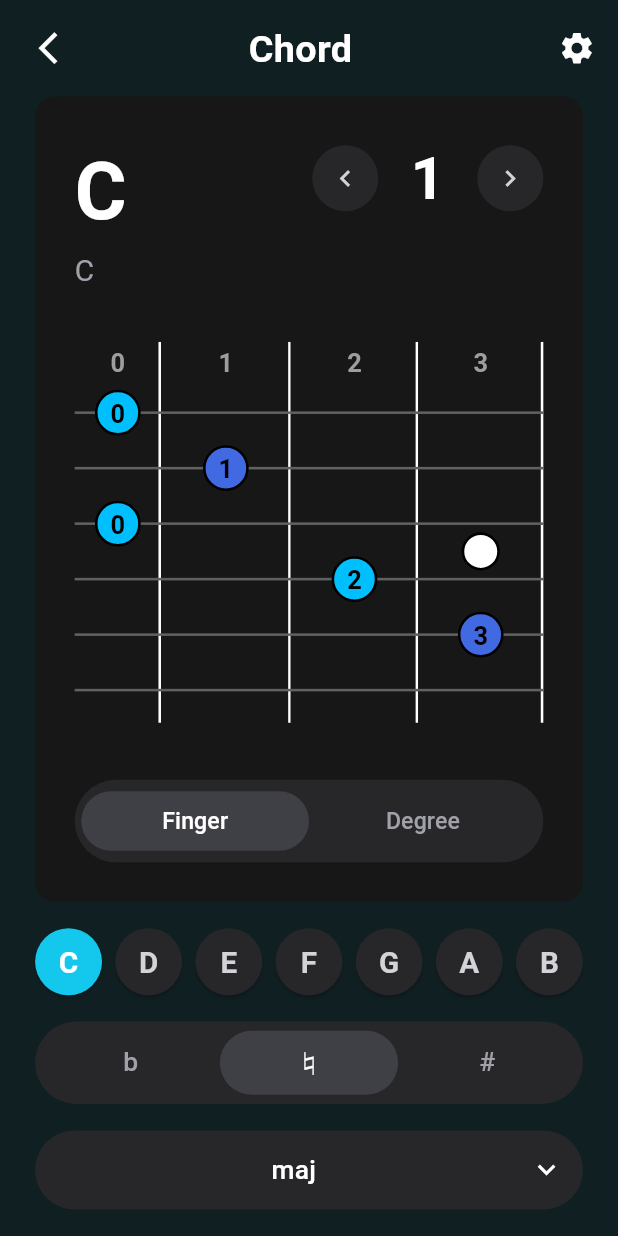
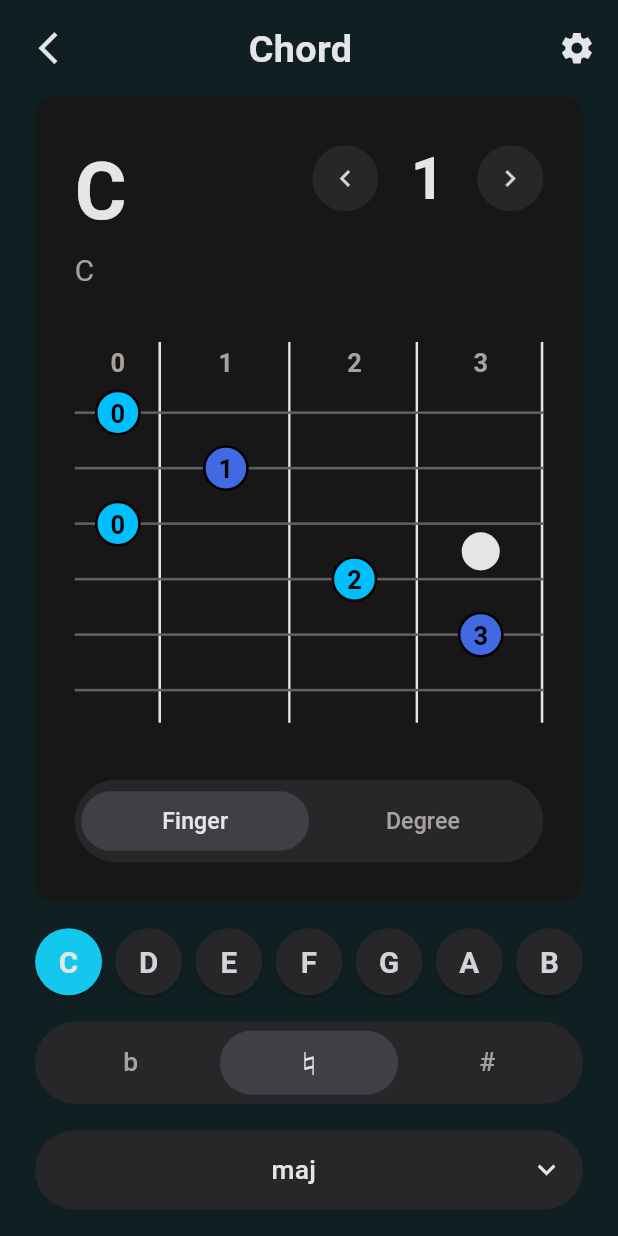
Before and after one commit to eun01210/Guitar_Helper, a Flutter app: the screen it shows after launch, after a tap on "Chord", on a phone screen of 412 x 824 dp. Run offline on Flutter 3.47's test engine with Material 3 defaults, Android fonts, the phone set to English and light mode, and no system bars; missing offline and left inert: dart:js_interop, metronome, pitch_detector_dart, record.

Commit message:
theme change developing

```diff
--- a/lib/main.dart
+++ b/lib/main.dart
@@ -1,5 +1,9 @@
 import 'package:flutter/material.dart';
 import 'package:guitar_helper/pages/title.dart';
+import 'package:guitar_helper/util/theme_color.dart';
+
+// 테마 상태 관리자 (앱 전체에서 접근, 기본값: 다크)
+final ValueNotifier<ThemeMode> themeNotifier = ValueNotifier(ThemeMode.dark);
 
 void main() {
   runApp(const MyApp());
@@ -10,12 +14,17 @@ class MyApp extends StatelessWidget {
 
   @override
   Widget build(BuildContext context) {
-    return MaterialApp(
-      title: 'Guitar Helper',
-      theme: ThemeData(
-        colorScheme: ColorScheme.fromSeed(seedColor: Colors.white),
-      ),
-      home: TitleScreen(),
+    return ValueListenableBuilder<ThemeMode>(
+      valueListenable: themeNotifier,
+      builder: (context, currentMode, child) {
+        return MaterialApp(
+          title: 'Guitar Helper',
+          themeMode: currentMode, // 현재 테마 모드 적용 (Light/Dark)
+          theme: lightColor(),
+          darkTheme: darkColor(),
+          home: TitleScreen(),
+        );
+      },
     );
   }
 }
--- a/lib/pages/designs/chord_view.dart
+++ b/lib/pages/designs/chord_view.dart
@@ -42,14 +42,15 @@ class ChordView extends StatelessWidget {
 
   @override
   Widget build(BuildContext context) {
-    const Color primaryColor = Color(0xFF13C8EC);
-    const Color backgroundDark = Color(0xFF101F22);
-    const Color cardBgColor = Color(0xFF171717);
-    const Color buttonBgColor = Color(0xFF27272A);
-    const Color buttonTextColor = Color(0xFFD4D4D8);
-    const Color textColor = Colors.white;
-    const Color subTextColor = Color(0xFFA1A1AA);
-    const Color inactiveToggleColor = Color(0xFF3F3F46);
+    final ColorScheme colorScheme = Theme.of(context).colorScheme;
+    final Color primaryColor = colorScheme.primary;
+    final Color backgroundColor = colorScheme.tertiary; // ChordView 배경
+    final Color cardBgColor = colorScheme.secondary; // 카드 배경
+    final Color buttonBgColor = colorScheme.secondaryContainer; // 버튼 배경
+    final Color buttonTextColor = colorScheme.outline; // 버튼 텍스트
+    final Color textColor = colorScheme.onSurface; // 기본 텍스트
+    final Color subTextColor = colorScheme.onSurfaceVariant; // 보조 텍스트
+    final Color toggleSelectedColor = colorScheme.outlineVariant; // 토글 선택 배경
 
     final List<String> rootNotes = ['C', 'D', 'E', 'F', 'G', 'A', 'B'];
     final List<String> accidentals = ['b', '♮', '#'];
@@ -68,14 +69,14 @@ class ChordView extends StatelessWidget {
     final double scaleFactor = (screenWidth / 360.0).clamp(0.8, 2.5);
 
     return Scaffold(
-      backgroundColor: backgroundDark,
+      backgroundColor: backgroundColor,
       extendBodyBehindAppBar: true,
       appBar: CustomAppBar(
         title: 'Chord',
         onBack: onBack,
         onSettings: onSettings,
         textColor: textColor,
-        backgroundColor: const Color(0xCC101F22),
+        backgroundColor: backgroundColor.withAlpha(204), // 0xCC = 204
       ),
       body: SafeArea(
         child: Padding(
@@ -140,6 +141,8 @@ class ChordView extends StatelessWidget {
                                         _buildSmallButton(
                                           Icons.chevron_left,
                                           onFormPrevious,
+                                          buttonBgColor,
+                                          buttonTextColor,
                                           scaleFactor,
                                         ),
                                         SizedBox(
@@ -157,6 +160,8 @@ class ChordView extends StatelessWidget {
                                         _buildSmallButton(
                                           Icons.chevron_right,
                                           onFormNext,
+                                          buttonBgColor,
+                                          buttonTextColor,
                                           scaleFactor,
                                         ),
                                       ],
@@ -187,12 +192,18 @@ class ChordView extends StatelessWidget {
                                         'Finger',
                                         isFingerMode,
                                         () => onFingerModeChanged(true),
+                                        toggleSelectedColor,
+                                        textColor,
+                                        subTextColor,
                                         scaleFactor,
                                       ),
                                       _buildToggleItem(
                                         'Degree',
                                         !isFingerMode,
                                         () => onFingerModeChanged(false),
+                                        toggleSelectedColor,
+                                        textColor,
+                                        subTextColor,
                                         scaleFactor,
                                       ),
                                     ],
@@ -257,7 +268,7 @@ class ChordView extends StatelessWidget {
                                             ),
                                             style: TextButton.styleFrom(
                                               backgroundColor: isSelected
-                                                  ? inactiveToggleColor
+                                                  ? toggleSelectedColor
                                                   : Colors.transparent,
                                               foregroundColor: isSelected
                                                   ? textColor
@@ -353,13 +364,15 @@ class ChordView extends StatelessWidget {
   Widget _buildSmallButton(
     IconData icon,
     VoidCallback onPressed,
+    Color bgColor,
+    Color iconColor,
     double scaleFactor,
   ) {
     return SizedBox(
       width: 40 * scaleFactor,
       height: 40 * scaleFactor,
       child: Material(
-        color: const Color(0xFF27272A),
+        color: bgColor,
         shape: const CircleBorder(),
         child: InkWell(
           onTap: onPressed,
@@ -367,8 +380,8 @@ class ChordView extends StatelessWidget {
           child: Icon(
             icon,
             size: 20 * scaleFactor,
-            color: const Color(0xFFD4D4D8),
-          ), // zinc-300
+            color: iconColor,
+          ),
         ),
       ),
     );
@@ -378,18 +391,16 @@ class ChordView extends StatelessWidget {
     String text,
     bool isSelected,
     VoidCallback onPressed,
+    Color activeColor,
+    Color textColor,
+    Color subTextColor,
     double scaleFactor,
   ) {
-    const Color textColor = Colors.white;
-    const Color subTextColor = Color(0xFFA1A1AA);
-    const Color inactiveToggleColor = Color(0xFF3F3F46);
-
     return Expanded(
       child: TextButton(
         onPressed: onPressed,
         style: TextButton.styleFrom(
-          backgroundColor:
-              isSelected ? inactiveToggleColor : Colors.transparent,
+          backgroundColor: isSelected ? activeColor : Colors.transparent,
           foregroundColor: isSelected ? textColor : subTextColor,
           shape: RoundedRectangleBorder(
             borderRadius: BorderRadius.circular(99),
--- a/lib/pages/designs/title_view.dart
+++ b/lib/pages/designs/title_view.dart
@@ -19,9 +19,11 @@ class TitleView extends StatelessWidget {
 
   @override
   Widget build(BuildContext context) {
-    const Color backgroundColor = Color(0xFF121212);
-    const Color mainTextColor = Color(0xFFE5E5E5);
-    const Color secondaryTextColor = Color(0xFFA8A29E);
+    // 테마에서 색상 가져오기
+    final ColorScheme colorScheme = Theme.of(context).colorScheme;
+    final Color backgroundColor = Theme.of(context).scaffoldBackgroundColor;
+    final Color mainTextColor = colorScheme.onSurface;
+    final Color secondaryTextColor = colorScheme.onSurfaceVariant;
     // 화면 너비에 따른 스케일 팩터 계산
     final screenWidth = MediaQuery.sizeOf(context).width;
     final double scaleFactor = (screenWidth / 360.0).clamp(0.8, 2.5);
@@ -145,8 +147,9 @@ class _MenuCard extends StatelessWidget {
 
   @override
   Widget build(BuildContext context) {
-    const Color cardColor = Color(0xFF1E1E1E);
-    const Color primaryColor = Color(0xFF13C8EC);
+    // 테마 색상 적용
+    final Color cardColor = Theme.of(context).colorScheme.surface;
+    final Color primaryColor = Theme.of(context).colorScheme.primary;
 
     return InkWell(
       onTap: onTap,
--- a/lib/pages/title.dart
+++ b/lib/pages/title.dart
@@ -8,7 +8,7 @@ import 'package:guitar_helper/pages/metronome.dart';
 import 'package:guitar_helper/pages/setting.dart';
 
 class TitleScreen extends StatefulWidget {
-  TitleScreen({super.key});
+  const TitleScreen({super.key});
 
   @override
   State<TitleScreen> createState() => _TitleScreenState();
--- /dev/null
+++ b/lib/util/theme_color.dart
@@ -0,0 +1,43 @@
+import 'package:flutter/material.dart';
+
+ThemeData lightColor() {
+  return ThemeData(
+    brightness: Brightness.light,
+    scaffoldBackgroundColor: Color(0xFFF3F4F6), // 라이트모드 배경색
+    primaryColor: const Color(0xFF38BDF8), // 메인 브랜드 컬러
+    colorScheme: const ColorScheme.light(
+      primary: Color(0xFF13C8EC),
+      primaryContainer: Color(0xFF5F5F66),
+      surface: Color(0xFFFFFFFF), // 카드 배경색
+      onSurface: Color(0xFF18181B), // 기본 글자색
+      onSurfaceVariant: Color(0xFF71717A), // 보조 글자색
+
+      secondary: Color(0xFFFFFFFF), // Chord 카드 배경
+      secondaryContainer: Color(0xFFFFFFFF), // Chord 버튼 배경
+      tertiary: Color(0xFFF6F8F8), // Chord 배경
+      outline: Color(0xFF27272A), // Chord 버튼 텍스트
+      outlineVariant: Color(0xFFE4E4E7), // Chord 토글 선택 배경
+    ),
+  );
+}
+
+ThemeData darkColor() {
+  return ThemeData(
+    brightness: Brightness.dark,
+    scaffoldBackgroundColor: const Color(0xFF121212), // 다크모드 배경색
+    primaryColor: const Color(0xFF13C8EC), // 메인 브랜드 컬러
+    colorScheme: const ColorScheme.dark(
+      primary: Color(0xFF13C8EC),
+      primaryContainer: Color(0xFFE5E5E5),
+      surface: Color(0xFF1E1E1E), // 카드 배경색
+      onSurface: Color(0xFFE5E5E5), // 기본 글자색
+      onSurfaceVariant: Color(0xFFA8A29E), // 보조 글자색
+
+      secondary: Color(0xFF171717), // Chord 카드 배경
+      secondaryContainer: Color(0xFF27272A), // Chord 버튼 배경
+      tertiary: Color(0xFF101F22), // Chord 배경
+      outline: Color(0xFFD4D4D8), // Chord 버튼 텍스트
+      outlineVariant: Color(0xFF3F3F46), // Chord 토글 선택 배경
+    ),
+  );
+}
--- a/lib/widgets/fret.dart
+++ b/lib/widgets/fret.dart
@@ -30,10 +30,14 @@ class Fret extends StatelessWidget {
 
   @override
   Widget build(BuildContext context) {
+    final ColorScheme colorScheme = Theme.of(context).colorScheme;
+    final Color fretboardColor = colorScheme.secondary;
+    final Color numberColor = colorScheme.onSurfaceVariant;
+    final Color dotColor = colorScheme.primaryContainer;
+
     return SizedBox(
       // ChordPage(showBarreConnections: true)일 때 프렛 너비를 더 넓게 설정
-      width:
-          chord
+      width: chord
           // 코드 페이지 프렛 너비 조정 (기존: 36, 54 -> 수정: 34, 52)
           ? ((fretNumber == 0) ? 34 : 52 - fretNumber * 0.9)
           : ((fretNumber == 0) ? 24 : 36 - fretNumber * 0.6),
@@ -45,42 +49,41 @@ class Fret extends StatelessWidget {
           child: Stack(
             children: [
               // 프렛보드 배경색
-              if (fretNumber > 0) Container(color: Color(0xFF171717)),
+              if (fretNumber > 0) Container(color: fretboardColor),
               // 프렛의 세로 선 (너비 1px)
               Align(
                 alignment: Alignment.centerRight,
-                child: Container(width: 1, color: Colors.white),
+                child: Container(width: 1, color: dotColor),
               ),
               // 프렛 배경 흰색 점
               if (_backgroundDotFrets.contains(fretNumber))
                 Transform.translate(
                   offset: const Offset(0, 7.5),
                   child: Center(
-                    child:
-                        fretNumber % 12 == 0
-                            ? // 12번 프렛일 때
-                            const Column(
+                    child: fretNumber % 12 == 0
+                        ? // 12번 프렛일 때 (const 제거)
+                        Column(
                             mainAxisAlignment: MainAxisAlignment.spaceEvenly,
                             children: [
                               NoteDot(
                                 noteData: NoteData(
                                   text: ' ',
-                                    color: Colors.white,
+                                  color: dotColor,
                                 ),
                               ),
                               NoteDot(
                                 noteData: NoteData(
                                   text: ' ',
-                                    color: Colors.white,
+                                  color: dotColor,
                                 ),
                               ),
                             ],
                           )
-                            : // 12번이 아닌 다른 프렛일 때
-                            const NoteDot(
+                        : // 12번이 아닌 다른 프렛일 때 (const 제거)
+                        NoteDot(
                             noteData: NoteData(
                               text: ' ',
-                                color: Colors.white,
+                              color: dotColor,
                             ),
                           ),
                   ),
@@ -96,9 +99,9 @@ class Fret extends StatelessWidget {
                     child: Center(
                       child: Text(
                         '$fretNumber',
-                        style: const TextStyle(
+                        style: TextStyle(
                           fontSize: 10,
-                          color: Colors.grey,
+                          color: numberColor,
                           fontWeight: FontWeight.bold,
                         ),
                       ),
@@ -107,8 +110,7 @@ class Fret extends StatelessWidget {
                   Expanded(
                     child: Column(
                       mainAxisAlignment: MainAxisAlignment.spaceEvenly,
-                      children:
-                          List.generate(notes.length, (index) {
+                      children: List.generate(notes.length, (index) {
                         final note = notes[index];
 
                         return Stack(
--- a/lib/widgets/note.dart
+++ b/lib/widgets/note.dart
@@ -29,7 +29,9 @@ class NoteDot extends StatelessWidget {
         color: noteData.color,
         shape: BoxShape.circle,
         border: Border.all(
-          color: noteData.text != '' ? Colors.black : Colors.transparent,
+          color: (noteData.text != '' && noteData.text != ' ')
+              ? Colors.black
+              : Colors.transparent,
           width: 1.0,
         ),
       ),
```
Also changed, not shown: lib/pages/designs/scale_view.dart (+23 -15 lines), lib/pages/designs/setting_view.dart (+8 -6 lines), lib/pages/setting.dart (+14 -11 lines), lib/widgets/chordfret.dart (+6 -5 lines), lib/widgets/select.dart (+8 -6 lines). Lines whose indentation alone changed are shown as unchanged.
